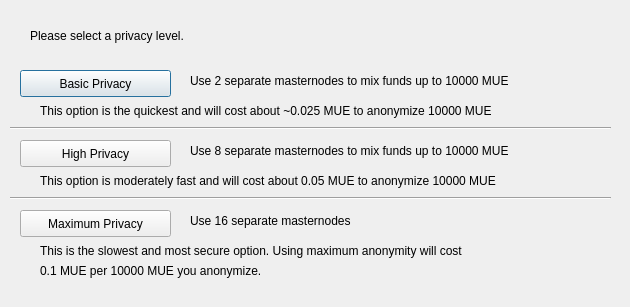
Old version of the form src/qt/forms/obfuscationconfig.ui in the repository theboldproject/BOLD.
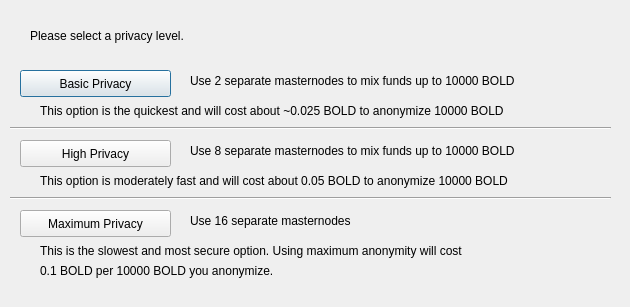
New version of the form.

```diff
--- a/src/qt/forms/obfuscationconfig.ui
+++ b/src/qt/forms/obfuscationconfig.ui
@@ -75,7 +75,7 @@
     </rect>
    </property>
    <property name="text">
-    <string>Use 2 separate masternodes to mix funds up to 10000 MUE</string>
+    <string>Use 2 separate masternodes to mix funds up to 10000 BOLD</string>
    </property>
   </widget>
   <widget class="QLabel" name="label_3">
@@ -88,7 +88,7 @@
     </rect>
    </property>
    <property name="text">
-    <string>Use 8 separate masternodes to mix funds up to 10000 MUE</string>
+    <string>Use 8 separate masternodes to mix funds up to 10000 BOLD</string>
    </property>
   </widget>
   <widget class="QLabel" name="label_4">
@@ -114,7 +114,7 @@
     </rect>
    </property>
    <property name="text">
-    <string>This option is the quickest and will cost about ~0.025 MUE to anonymize 10000 MUE</string>
+    <string>This option is the quickest and will cost about ~0.025 BOLD to anonymize 10000 BOLD</string>
    </property>
   </widget>
   <widget class="QLabel" name="label_7">
@@ -127,7 +127,7 @@
     </rect>
    </property>
    <property name="text">
-    <string>This option is moderately fast and will cost about 0.05 MUE to anonymize 10000 MUE</string>
+    <string>This option is moderately fast and will cost about 0.05 BOLD to anonymize 10000 BOLD</string>
    </property>
   </widget>
   <widget class="QLabel" name="label_8">
@@ -153,7 +153,7 @@
     </rect>
    </property>
    <property name="text">
-    <string>0.1 MUE per 10000 MUE you anonymize.</string>
+    <string>0.1 BOLD per 10000 BOLD you anonymize.</string>
    </property>
   </widget>
   <widget class="Line" name="line">
```
